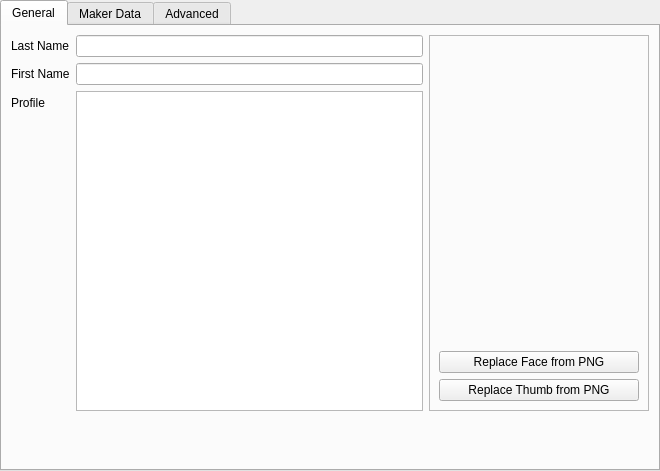
First picture: the form in src/ui/cardview.ui, repository geneishouko/AA2QtEdit, before the edit.
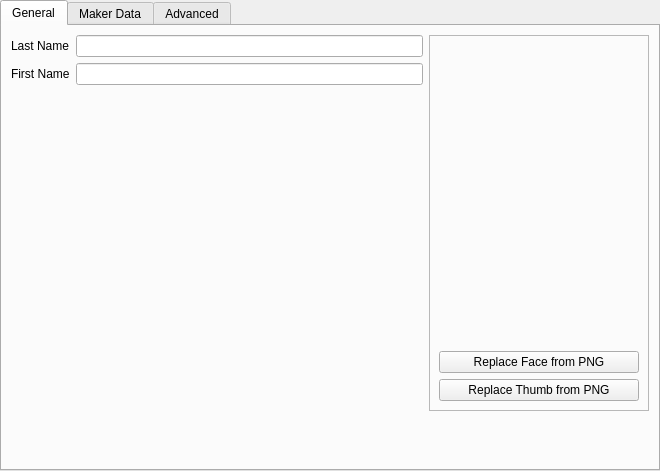
Second picture: the form after the edit. The open tabs and pages were chosen to show the change.

Commit message: update general tab text values'

The edit to the form file:
```diff
--- a/src/ui/cardview.ui
+++ b/src/ui/cardview.ui
@@ -48,16 +48,6 @@
         <item row="1" column="1">
          <widget class="QLineEdit" name="PROFILE_FIRST_NAME"/>
         </item>
-        <item row="2" column="0">
-         <widget class="QLabel" name="label_4">
-          <property name="text">
-           <string>Profile</string>
-          </property>
-         </widget>
-        </item>
-        <item row="2" column="1">
-         <widget class="QTextEdit" name="PROFILE_PROFILE"/>
-        </item>
        </layout>
       </item>
       <item>
```
Left out of the diff: 2 changed lines with no effect on the pictures. The commit also changes 5 other files.
